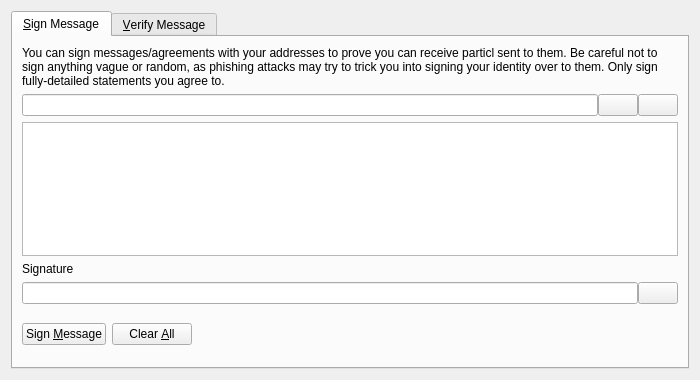
This is src/qt/forms/signverifymessagedialog.ui in vpubchain/vpub-core as Qt 5 draws it before an edit. The edited form follows.
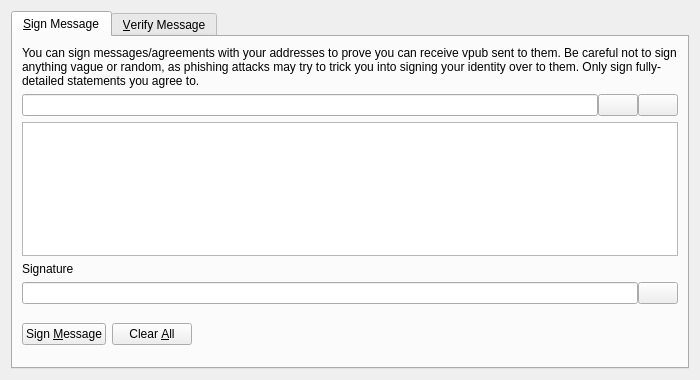
This is the edited form. Icons and pictures are not drawn. Custom widgets are drawn as their Qt base class.

Commit message: change 'particl' to 'vpub' in *.m4 *.in *.ac ...

The edit to the form file:
```diff
--- a/src/qt/forms/signverifymessagedialog.ui
+++ b/src/qt/forms/signverifymessagedialog.ui
@@ -30,7 +30,7 @@
        <item>
         <widget class="QLabel" name="infoLabel_SM">
          <property name="text">
-          <string>You can sign messages/agreements with your addresses to prove you can receive particl sent to them. Be careful not to sign anything vague or random, as phishing attacks may try to trick you into signing your identity over to them. Only sign fully-detailed statements you agree to.</string>
+          <string>You can sign messages/agreements with your addresses to prove you can receive vpub sent to them. Be careful not to sign anything vague or random, as phishing attacks may try to trick you into signing your identity over to them. Only sign fully-detailed statements you agree to.</string>
          </property>
          <property name="textFormat">
           <enum>Qt::PlainText</enum>
```
The commit also changes 26 other files.
